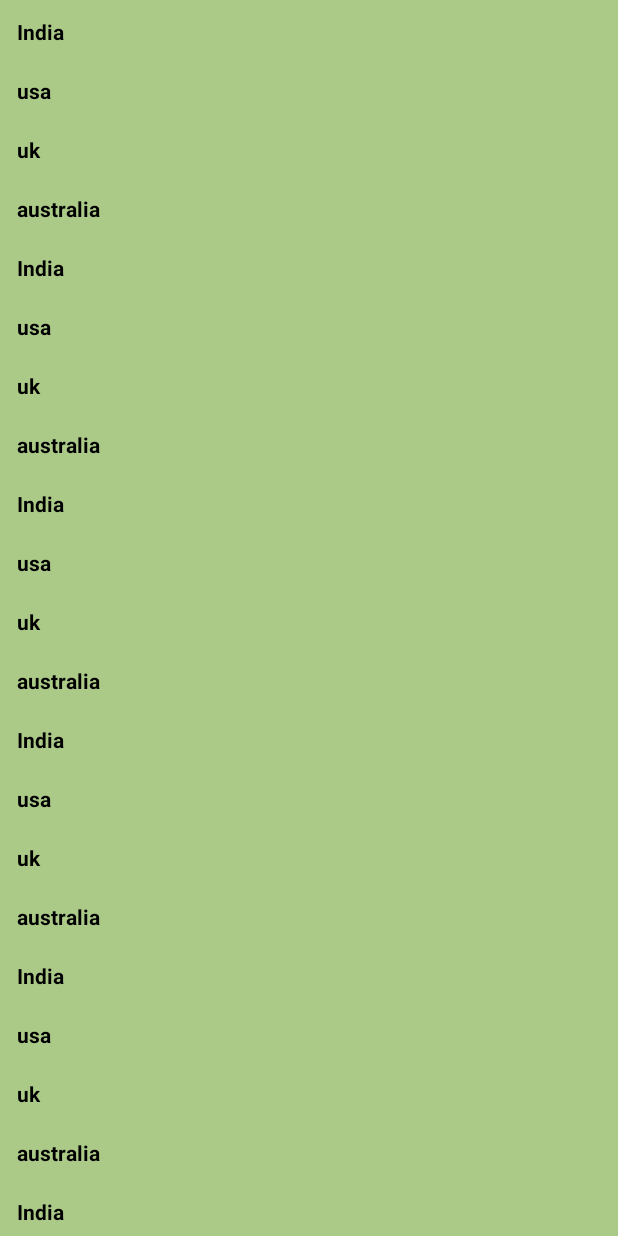
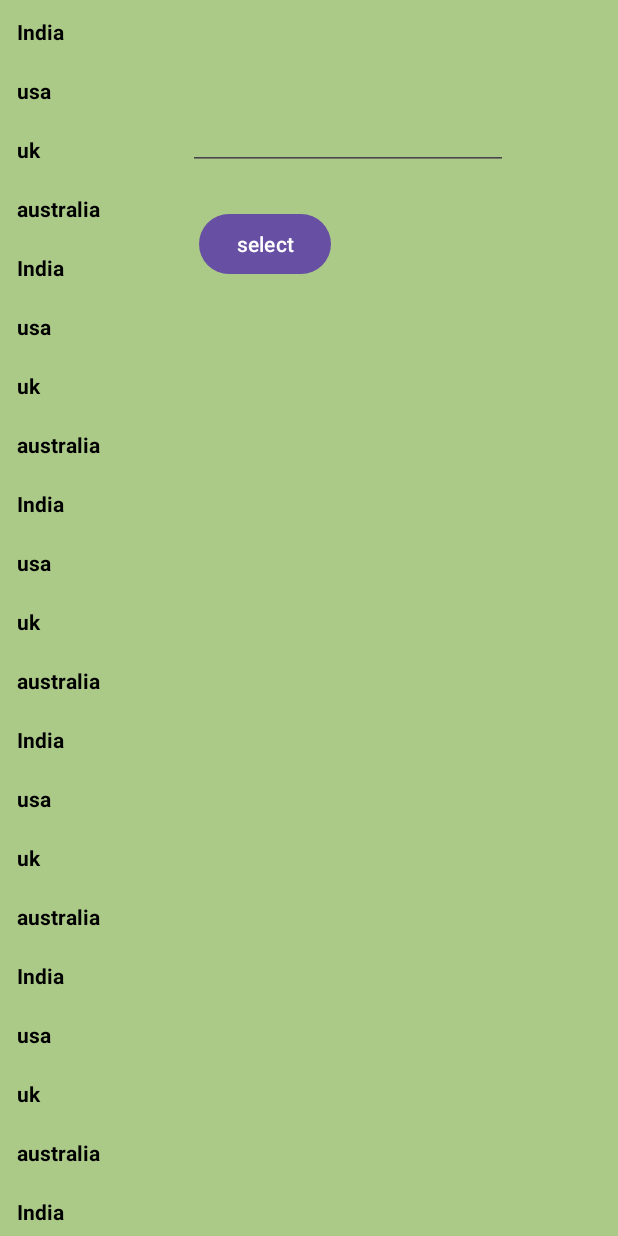
Before and after one commit to abdultanveer/amdocsapp, an Android app: the RecyclerActivity screen opened directly, with no data from a screen before it, on a phone screen of 412 x 824 dp. Run offline under Robolectric (Android 15) with nearby library versions, the phone set to English and light mode, and no system bars.

Commit message:
start activity for result

```diff
--- a/app/src/main/AndroidManifest.xml
+++ b/app/src/main/AndroidManifest.xml
@@ -1,7 +1,7 @@
 <?xml version="1.0" encoding="utf-8"?>
 <manifest xmlns:android="http://schemas.android.com/apk/res/android"
     xmlns:tools="http://schemas.android.com/tools" >
-
+    <uses-permission android:name="com.android.alarm.permission.SET_ALARM" />
     <application
 
         android:allowBackup="true"
--- a/app/src/main/res/layout/activity_recycler.xml
+++ b/app/src/main/res/layout/activity_recycler.xml
@@ -26,4 +26,25 @@
         android:text="TextView"
         app:layout_constraintStart_toStartOf="parent"
         app:layout_constraintTop_toTopOf="parent" />
+
+    <EditText
+        android:id="@+id/etContact"
+        android:layout_width="wrap_content"
+        android:layout_height="wrap_content"
+        android:layout_marginTop="23dp"
+        android:layout_marginEnd="73dp"
+        android:ems="10"
+        android:inputType="text"
+        app:layout_constraintEnd_toEndOf="parent"
+        app:layout_constraintTop_toBottomOf="@+id/tvData" />
+
+    <Button
+        android:id="@+id/btnSelect"
+        android:layout_width="wrap_content"
+        android:layout_height="wrap_content"
+        android:layout_marginStart="7dp"
+        android:layout_marginTop="25dp"
+        android:text="select"
+        app:layout_constraintStart_toStartOf="@+id/etContact"
+        app:layout_constraintTop_toBottomOf="@+id/etContact" />
 </androidx.constraintlayout.widget.ConstraintLayout>
```
Also changed, not shown: app/src/main/java/com/example/amdocsapp/MainActivity.kt (+27 -1 lines), app/src/main/java/com/example/amdocsapp/RecyclerActivity.kt (+8 -0 lines), app/src/main/res/layout/activity_main.xml (+11 -1 lines).
